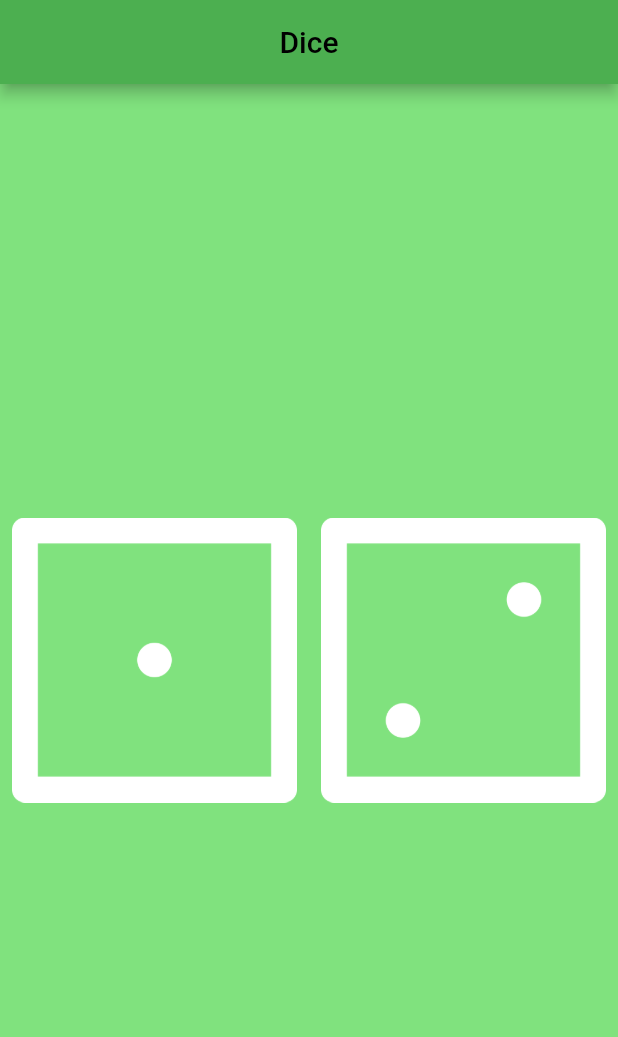
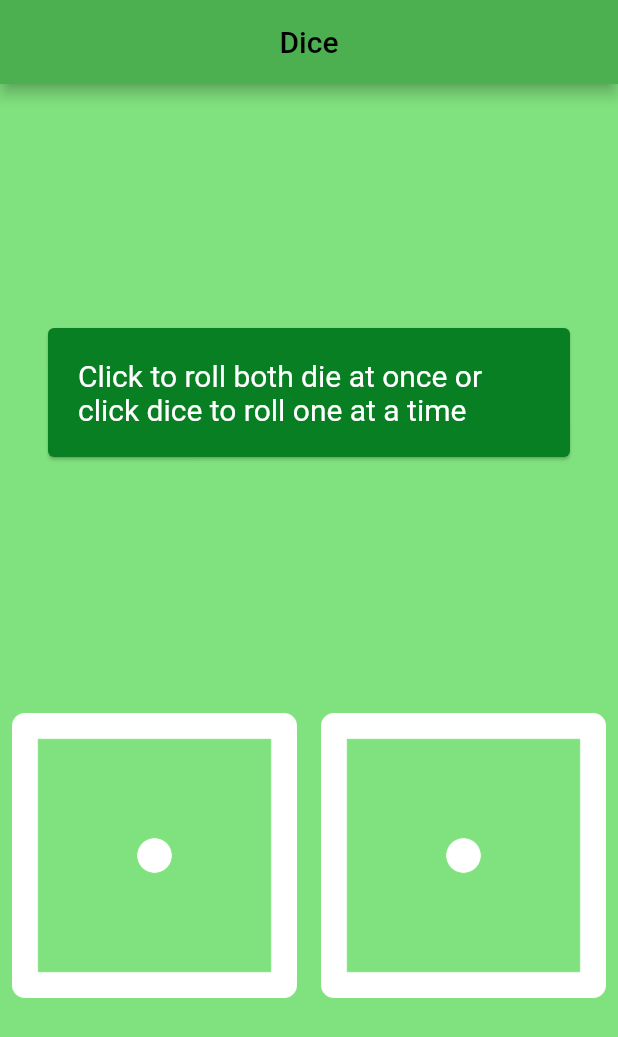
Before and after one commit to StephSutherly/flutter-portfolio, a Flutter app: the screen it shows after launch, on a phone screen of 412 x 824 dp. Shown: the top 1037 px of the screen. Run offline on Flutter 3.47's test engine with Material 2 defaults, Android fonts, the phone set to English and light mode, and no system bars.

Commit message:
Dice now roll both individually or there button to roll both at once

```diff
--- a/lib/screens/learningProjects/dice.dart
+++ b/lib/screens/learningProjects/dice.dart
@@ -1,8 +1,17 @@
 import 'package:flutter/material.dart';
 import '../../services/themes.dart';
+import 'dart:math';
 
-class Dice extends StatelessWidget {
+class Dice extends StatefulWidget {
   const Dice({Key? key}) : super(key: key);
+
+  @override
+  State<Dice> createState() => _DiceState();
+}
+
+class _DiceState extends State<Dice> {
+  int leftDiceNumber = 1;
+  int rightDiceNumber = 1;
 
   @override
   Widget build(BuildContext context) {
@@ -20,19 +29,61 @@ class Dice extends StatelessWidget {
           centerTitle: true,
         ),
         body: Center(
-          child: Row(
+          child: Column(
+            mainAxisAlignment: MainAxisAlignment.spaceEvenly,
             children: [
-              Expanded(
-                child: TextButton(
-                  onPressed: () {},
-                  child: Image.asset('images/dice1.png'),
+              Center(
+                child: Padding(
+                  padding: const EdgeInsets.symmetric(horizontal: 20.0),
+                  child: TextButton(
+                    onPressed: () {
+                      setState(() {
+                        leftDiceNumber = Random().nextInt(6) + 1;
+                        rightDiceNumber = Random().nextInt(6) + 1;
+                      });
+                    },
+                    child: const Card(
+                      color: ThemeService.primaryAccentDark,
+                      child: Padding(
+                        padding: EdgeInsets.symmetric(
+                          vertical: 20.0,
+                          horizontal: 20.0,
+                        ),
+                        child: Text(
+                          'Click to roll both die at once or click dice to roll one at a time',
+                          style: TextStyle(
+                            color: ThemeService.light,
+                            fontSize: 20.0,
+                          ),
+                        ),
+                      ),
+                    ),
+                  ),
                 ),
               ),
-              Expanded(
-                child: TextButton(
-                  onPressed: () {},
-                  child: Image.asset('images/dice2.png'),
-                ),
+              Row(
+                children: [
+                  Expanded(
+                    child: TextButton(
+                      onPressed: () {
+                        setState(() {
+                          leftDiceNumber = Random().nextInt(6) + 1;
+                        });
+                      },
+                      child: Image.asset('images/dice$leftDiceNumber.png'),
+                    ),
+                  ),
+                  Expanded(
+                    child: TextButton(
+                      onPressed: () {
+                        setState(() {
+                          rightDiceNumber = Random().nextInt(6) + 1;
+                        });
+                      },
+                      child: Image.asset('images/dice$rightDiceNumber.png'),
+                    ),
+                  ),
+                ],
               ),
             ],
           ),
--- a/lib/services/themes.dart
+++ b/lib/services/themes.dart
@@ -32,6 +32,12 @@ class ThemeService {
     color: ThemeService.dark,
   );
 
+  static const mediumTextLight = TextStyle(
+    fontFamily: 'ArimaMadurai',
+    fontSize: 25.0,
+    color: ThemeService.light,
+  );
+
   static const largeDisplayText = TextStyle(
     fontFamily: 'LobsterTwo',
     fontSize: 30.0,
```
